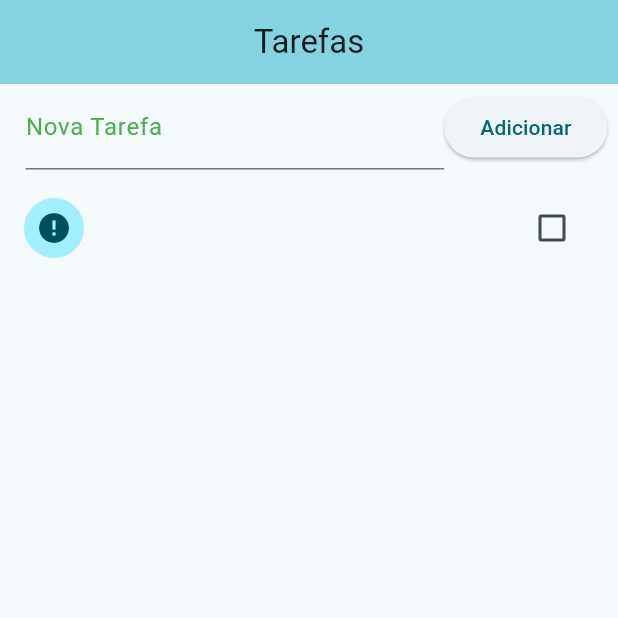
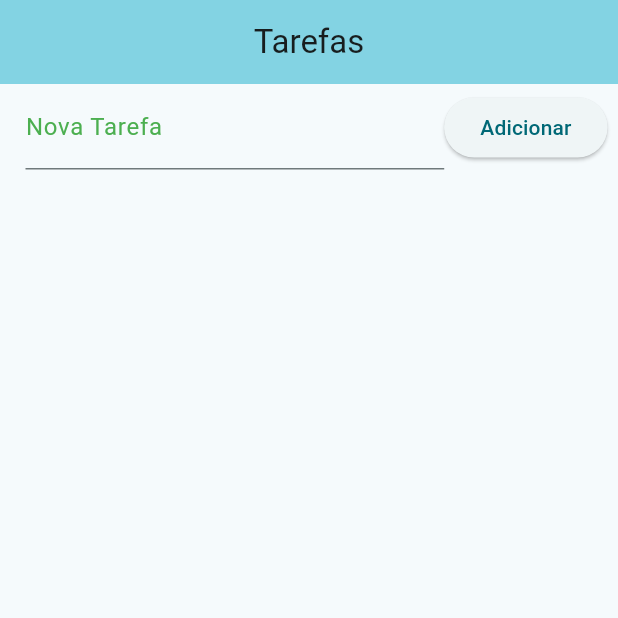
Before and after one commit to rafa-Nobre/TODO_Flutter, a Flutter app: the screen it shows after launch, after a tap on "Adicionar", on a phone screen of 412 x 824 dp, the top half of it. Run offline on Flutter 3.47's test engine with Material 2 defaults, Android fonts, the phone set to English and light mode, and no system bars.

```diff
--- a/lib/screens/home_page.dart
+++ b/lib/screens/home_page.dart
@@ -11,11 +11,11 @@ class HomePage extends StatefulWidget {
 }
 
 class _HomePageState extends State<HomePage> {
-  TextEditingController _inputController = TextEditingController();
+  final TextEditingController _inputController = TextEditingController();
 
   List _taskList = [];
   int _lastPosition = 0;
-  Map<String, dynamic> _lastRemovedTask = Map();
+  Map<String, dynamic> _lastRemovedTask = {};
 
   @override
   void initState() {
@@ -64,7 +64,7 @@ class _HomePageState extends State<HomePage> {
 
   void addTask() {
     setState(() {
-      Map<String, dynamic> newTask = Map();
+      Map<String, dynamic> newTask = {};
       newTask["title"] = _inputController.text;
       _inputController.text = "";
       newTask["ok"] = false;
@@ -100,10 +100,24 @@ class _HomePageState extends State<HomePage> {
                     decoration: const InputDecoration(
                       labelText: "Nova Tarefa",
                       labelStyle: TextStyle(color: Colors.green),
+                      hintText: "Digite algo...",
+                      hintStyle: TextStyle(color: Colors.grey),
+                    ),
+                    onEditingComplete: () {
+                      if (_inputController.text != "") {
+                        addTask();
+                      }
+                    },
                   ),
                 ),
+                ElevatedButton(
+                  onPressed: () {
+                    if (_inputController.text != "") {
+                      addTask();
+                    }
+                  },
+                  child: const Text("Adicionar"),
                 ),
-                ElevatedButton(onPressed: addTask, child: const Text("Adicionar")),
               ],
             ),
           ),
@@ -142,6 +156,7 @@ class _HomePageState extends State<HomePage> {
 
           final snack = SnackBar(
             content: Text("Tarefa ${_lastRemovedTask["title"]} removida."),
+            duration: const Duration(seconds: 2),
             action: SnackBarAction(
               label: "Desfazer",
               onPressed: () {
@@ -149,8 +164,8 @@ class _HomePageState extends State<HomePage> {
                   _taskList.insert(_lastPosition, _lastRemovedTask);
                   _saveData();
                 });
-                }),
-            duration: const Duration(seconds: 2),
+              },
+            ),
           );
           ScaffoldMessenger.of(context).removeCurrentSnackBar();
           ScaffoldMessenger.of(context).showSnackBar(snack);
```
Lines whose indentation alone changed are shown as unchanged.
